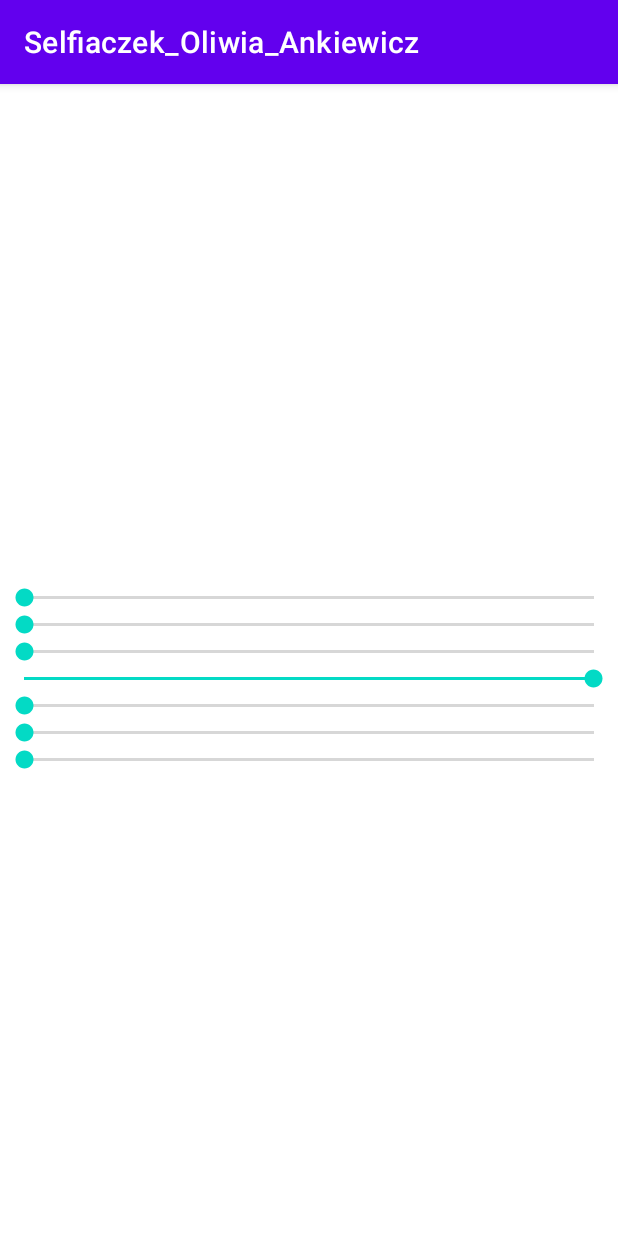
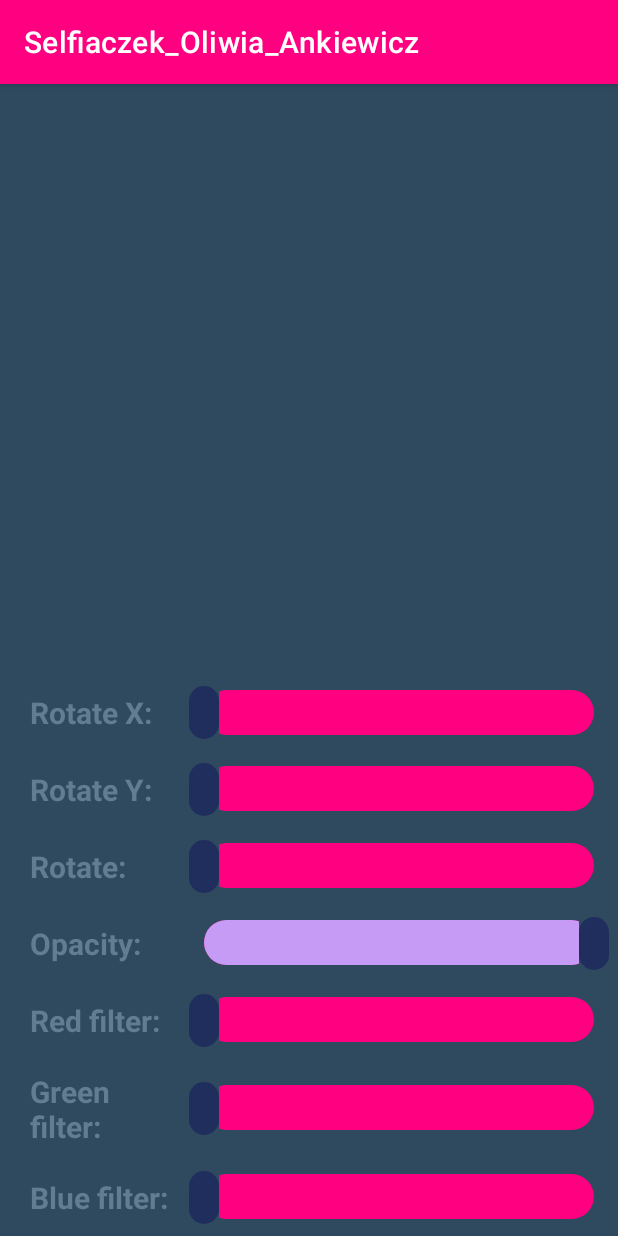
Before and after one commit to Oliwka420/Selfiaczek_Oliwia_Ankiewicz, an Android app: the MainActivity2 screen opened directly, with no data from a screen before it, on a phone screen of 412 x 824 dp. Run offline under Robolectric (Android 15) with nearby library versions, the phone set to English and light mode, and no system bars; 1 statement that could not run was skipped.

Commit message:
Dodanie plikow poprawiajacych wyglad seekbarow

```diff
--- /dev/null
+++ b/app/src/main/res/drawable/customseekbar.xml
@@ -0,0 +1,26 @@
+<?xml version="1.0" encoding="utf-8"?>
+<layer-list xmlns:android="http://schemas.android.com/apk/res/android">
+    <item android:gravity="center_vertical">
+        <shape android:shape="rectangle">
+            <solid android:color="#FF0080"/>
+            <size android:height="30dp"/>
+            <corners android:radius="20dp"/>
+        </shape>
+    </item>
+    <item android:gravity="center_vertical">
+        <scale android:scaleWidth="100%">
+            <selector>
+                <item android:state_enabled="false"
+                    android:drawable="@color/odcien1"/>
+                <item>
+                    <shape android:shape="rectangle">
+                        <solid android:color="@color/odcien2"/>
+                        <size android:height="30dp"/>
+                        <corners android:radius="20dp"/>
+                    </shape>
+                </item>
+            </selector>
+        </scale>
+
+    </item>
+</layer-list>
--- /dev/null
+++ b/app/src/main/res/drawable/thumb.xml
@@ -0,0 +1,6 @@
+<?xml version="1.0" encoding="utf-8"?>
+<shape xmlns:android="http://schemas.android.com/apk/res/android">
+    <solid android:color="@color/odcien3"/>
+    <size android:height="35dp" android:width="20dp"/>
+    <corners android:radius="30dp"/>
+</shape>
--- a/app/src/main/res/layout/activity_main2.xml
+++ b/app/src/main/res/layout/activity_main2.xml
@@ -5,68 +5,213 @@
     android:layout_width="match_parent"
     android:layout_height="match_parent"
     tools:context=".MainActivity2"
-    android:orientation="vertical">
+    android:orientation="vertical"
+    android:background="@color/odcien6">
   <RelativeLayout
+      android:paddingTop="30dp"
       android:layout_gravity="center"
       android:layout_width="wrap_content"
-      android:layout_height="wrap_content">
+      android:layout_height="wrap_content"
+      android:paddingBottom="30dp">
     <ImageView
+
         android:layout_width="400px"
         android:layout_height="500px"
-    android:id="@+id/img"/>
+        android:id="@+id/img"
+        android:scaleType="fitXY"
+        android:adjustViewBounds="true"/>
     <ImageView
+
         android:id="@+id/niebieski"
         android:src="@drawable/niebeiski"
         android:layout_width="400px"
         android:layout_height="500px"
+        android:scaleType="fitXY"
+        android:adjustViewBounds="true"
         />
-
     <ImageView
         android:id="@+id/czerwony"
         android:layout_width="400px"
         android:layout_height="500px"
-          android:src="@drawable/czerwony" />
+        android:src="@drawable/czerwony"
+        android:scaleType="fitXY"
+        android:adjustViewBounds="true"/>
 
     <ImageView
         android:id="@+id/zielony"
         android:layout_width="400px"
         android:layout_height="500px"
-          android:src="@drawable/zielony" />
+        android:src="@drawable/zielony"
+        android:scaleType="fitXY"
+        android:adjustViewBounds="true"/>
 
   </RelativeLayout>
+  <LinearLayout
+      android:layout_width="match_parent"
+      android:layout_height="wrap_content"
+      android:orientation="horizontal"
+      android:layout_weight="1"
+      android:gravity="center_vertical"
+      >
+    <TextView
+        android:paddingLeft="20dp"
+        android:width="120dp"
+        android:textSize="20dp"
+        android:textStyle="bold"
+        android:textColor="@color/odcien4"
+        android:layout_width="wrap_content"
+        android:layout_height="wrap_content"
+        android:text="Rotate X: " />
     <SeekBar
+        android:progressDrawable="@drawable/customseekbar"
+        android:thumb="@drawable/thumb"
         android:id="@+id/rotateX"
         android:layout_width="match_parent"
         android:layout_height="wrap_content"
-      android:max="50" />
+        android:max="50"
+        android:maxHeight="3dp"
+        android:minHeight="3dp"/>
+  </LinearLayout>
+  <LinearLayout
+      android:layout_width="match_parent"
+      android:layout_height="wrap_content"
+      android:orientation="horizontal"
+      android:layout_weight="1"
+      android:gravity="center_vertical">
+    <TextView
+        android:paddingLeft="20dp"
+        android:width="120dp"
+        android:textSize="20dp"
+        android:textStyle="bold"
+        android:textColor="@color/odcien4"
+        android:layout_width="wrap_content"
+        android:layout_height="wrap_content"
+        android:text="Rotate Y: " />
     <SeekBar
+        android:progressDrawable="@drawable/customseekbar"
+        android:thumb="@drawable/thumb"
         android:id="@+id/rotateY"
         android:layout_width="match_parent"
         android:layout_height="wrap_content"
         android:max="50" />
+  </LinearLayout>
+  <LinearLayout
+      android:layout_width="match_parent"
+      android:layout_height="wrap_content"
+      android:orientation="horizontal"
+      android:layout_weight="1"
+      android:gravity="center_vertical">
+    <TextView
+        android:paddingLeft="20dp"
+        android:width="120dp"
+        android:textSize="20dp"
+        android:textStyle="bold"
+        android:textColor="@color/odcien4"
+        android:layout_width="wrap_content"
+        android:layout_height="wrap_content"
+        android:text="Rotate: " />
     <SeekBar
+        android:progressDrawable="@drawable/customseekbar"
+        android:thumb="@drawable/thumb"
         android:id="@+id/rotate"
         android:layout_width="match_parent"
         android:layout_height="wrap_content"
         android:max="360" />
+  </LinearLayout>
+  <LinearLayout
+      android:layout_width="match_parent"
+      android:layout_height="wrap_content"
+      android:orientation="horizontal"
+      android:layout_weight="1"
+      android:gravity="center_vertical">
+    <TextView
+        android:paddingLeft="20dp"
+        android:width="120dp"
+        android:textSize="20dp"
+        android:textStyle="bold"
+        android:textColor="@color/odcien4"
+        android:layout_width="wrap_content"
+        android:layout_height="wrap_content"
+        android:text="Opacity: " />
     <SeekBar
+        android:layout_weight="1"
+        android:progressDrawable="@drawable/customseekbar"
+        android:thumb="@drawable/thumb"
         android:id="@+id/Opacity"
         android:layout_width="match_parent"
         android:layout_height="wrap_content"
         android:max="255" />
+  </LinearLayout>
+  <LinearLayout
+      android:layout_width="match_parent"
+      android:layout_height="wrap_content"
+      android:orientation="horizontal"
+      android:layout_weight="1"
+      android:gravity="center_vertical">
+    <TextView
+        android:paddingLeft="20dp"
+        android:width="120dp"
+        android:textSize="20dp"
+        android:textStyle="bold"
+        android:textColor="@color/odcien4"
+        android:layout_width="wrap_content"
+        android:layout_height="wrap_content"
+        android:text="Red filter: " />
     <SeekBar
+        android:layout_weight="1"
+        android:progressDrawable="@drawable/customseekbar"
+        android:thumb="@drawable/thumb"
         android:id="@+id/red"
         android:layout_width="match_parent"
         android:layout_height="wrap_content"
         android:max="255" />
+  </LinearLayout>
+  <LinearLayout
+      android:layout_width="match_parent"
+      android:layout_height="wrap_content"
+      android:orientation="horizontal"
+      android:layout_weight="1"
+      android:gravity="center_vertical">
+    <TextView
+        android:paddingLeft="20dp"
+        android:width="120dp"
+        android:textSize="20dp"
+        android:textStyle="bold"
+        android:textColor="@color/odcien4"
+        android:layout_width="wrap_content"
+        android:layout_height="wrap_content"
+        android:text="Green filter: " />
     <SeekBar
+        android:layout_weight="1"
+        android:progressDrawable="@drawable/customseekbar"
+        android:thumb="@drawable/thumb"
         android:id="@+id/green"
         android:layout_width="match_parent"
         android:layout_height="wrap_content"
         android:max="255" />
+  </LinearLayout>
+  <LinearLayout
+      android:layout_width="match_parent"
+      android:layout_height="wrap_content"
+      android:orientation="horizontal"
+      android:layout_weight="1"
+      android:gravity="center_vertical">
+    <TextView
+        android:paddingLeft="20dp"
+        android:width="120dp"
+        android:textSize="20dp"
+        android:textStyle="bold"
+        android:textColor="@color/odcien4"
+        android:layout_width="wrap_content"
+        android:layout_height="wrap_content"
+        android:text="Blue filter: " />
     <SeekBar
+        android:layout_weight="1"
+        android:progressDrawable="@drawable/customseekbar"
+        android:thumb="@drawable/thumb"
         android:id="@+id/blue"
         android:layout_width="match_parent"
         android:layout_height="wrap_content"
         android:max="255" />
   </LinearLayout>
+  </LinearLayout>
--- a/app/src/main/res/values/colors.xml
+++ b/app/src/main/res/values/colors.xml
@@ -1,11 +1,17 @@
 <?xml version="1.0" encoding="utf-8"?>
 <resources>
-    <color name="purple_200">#FFBB86FC</color>
-    <color name="purple_500">#FF6200EE</color>
-    <color name="purple_700">#FF3700B3</color>
+    <color name="odcien4">#627c91</color>
+    <color name="odcien5">#a595d0</color>
+    <color name="odcien6">#2f495e</color>
     <color name="teal_200">#FF03DAC5</color>
     <color name="teal_700">#FF018786</color>
     <color name="black">#FF000000</color>
     <color name="white">#FFFFFFFF</color>
     <color name="roz_papieski">#FF0080</color>
+    <color name="odcien1">#8e57f7</color>
+    <color name="odcien2">#c69bf5</color>
+    <color name="odcien3">#202e5e</color>
+    <color name="purple_500">#ff0080</color>
+    <color name="purple_700">#ff0080</color>
+    <color name="purple_200">#ff0080</color>
 </resources>
```
Lines whose indentation alone changed are shown as unchanged.
